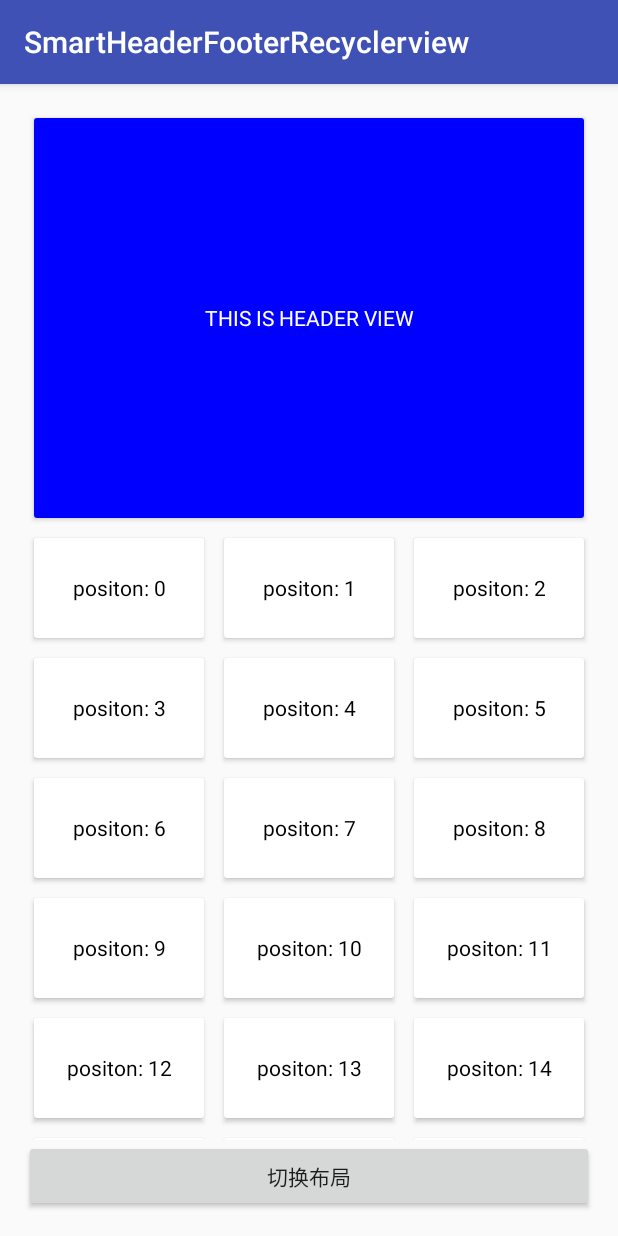
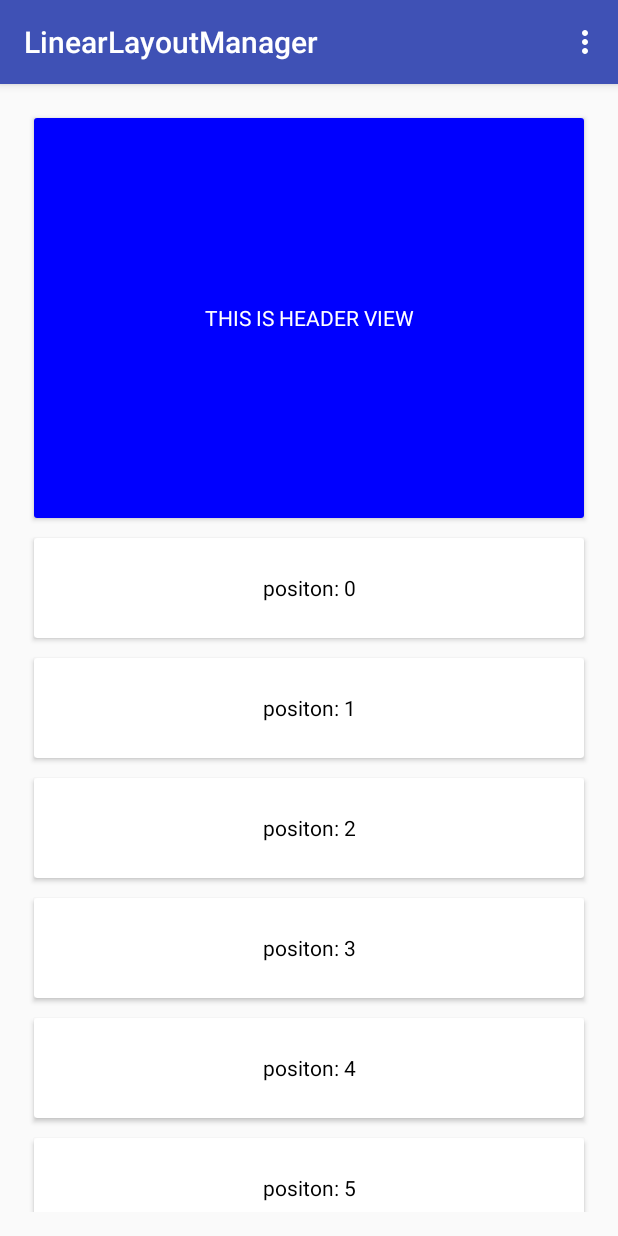
Before and after one commit to songhanghang/Smart-HeaderFooter-RecyclerView, an Android app: the screen it shows after launch (MainActivity), on a phone screen of 412 x 824 dp. Run offline under Robolectric (Android 15) with nearby library versions, the phone set to English and light mode, and no system bars.

Commit message:
支持 StaggeredGridLayoutManager 代码优化

```diff
--- a/app/src/main/java/com/headerfooter/songhang/smartheaderfooterrecyclerview/MainActivity.java
+++ b/app/src/main/java/com/headerfooter/songhang/smartheaderfooterrecyclerview/MainActivity.java
@@ -7,20 +7,23 @@ import android.support.v7.widget.CardView;
 import android.support.v7.widget.GridLayoutManager;
 import android.support.v7.widget.LinearLayoutManager;
 import android.support.v7.widget.RecyclerView;
+import android.support.v7.widget.StaggeredGridLayoutManager;
 import android.view.Gravity;
+import android.view.Menu;
+import android.view.MenuItem;
 import android.view.View;
 import android.view.ViewGroup;
-import android.widget.Button;
 import android.widget.FrameLayout;
 import android.widget.TextView;
 import android.widget.Toast;
 
 import com.headerfooter.songhang.library.SmartRecyclerAdapter;
 
-import org.w3c.dom.Text;
+import java.util.Random;
 
 public class MainActivity extends AppCompatActivity {
 
+    Random random = new Random(100);
     private RecyclerView recyclerView;
     private CardView headerView, footerView;
     private RecyclerView.Adapter adapter;
@@ -30,8 +33,16 @@ public class MainActivity extends AppCompatActivity {
         super.onCreate(savedInstanceState);
         setContentView(R.layout.activity_main);
         recyclerView = (RecyclerView) findViewById(R.id.recyclerview);
+        adapter = new RecyclerView.Adapter<ViewHolder>() {
 
-        adapter = new RecyclerView.Adapter<ViewHolder>() {
+            boolean isStaggered;
+
+            @Override
+            public void onAttachedToRecyclerView(RecyclerView recyclerView) {
+                super.onAttachedToRecyclerView(recyclerView);
+                isStaggered = recyclerView.getLayoutManager() instanceof StaggeredGridLayoutManager;
+            }
+
             @Override
             public ViewHolder onCreateViewHolder(ViewGroup parent, int viewType) {
                 CardView cardView = new CardView(MainActivity.this);
@@ -52,7 +63,15 @@ public class MainActivity extends AppCompatActivity {
 
             @Override
             public void onBindViewHolder(ViewHolder holder, int position) {
+                int[] heights = {300, 400, 500};
                 FrameLayout frameLayout = (FrameLayout) holder.itemView;
+                if (isStaggered) {
+                    ViewGroup.LayoutParams lp = holder.itemView.getLayoutParams();
+                    int height = heights[random.nextInt(3)];
+                    lp.height = height;
+                    holder.itemView.setLayoutParams(lp);
+                    holder.itemView.setBackgroundColor(Color.argb(255, random.nextInt(255), random.nextInt(255), random.nextInt(255)));
+                }
                 ((TextView) frameLayout.getChildAt(0)).setText("positon: " + position);
             }
 
@@ -63,14 +82,42 @@ public class MainActivity extends AppCompatActivity {
         };
 
         initHeadAndFooterView();
+        showLine();
+    }
 
-        GridLayoutManager linearLayoutManager = new GridLayoutManager(this, 3);
-        SmartRecyclerAdapter smartRecyclerAdapter = new SmartRecyclerAdapter(adapter);
-        smartRecyclerAdapter.setFooterView(footerView);
-        smartRecyclerAdapter.setHeaderView(headerView);
-        recyclerView.setLayoutManager(linearLayoutManager);
-        recyclerView.setAdapter(smartRecyclerAdapter);
+    @Override
+    public boolean onCreateOptionsMenu(Menu menu) {
+        // Inflate the menu; this adds items to the action bar if it is present.
+        getMenuInflater().inflate(R.menu.main, menu);
+        return true;
     }
+
+    @Override
+    public boolean onOptionsItemSelected(MenuItem item) {
+        // Handle action bar item clicks here. The action bar will
+        // automatically handle clicks on the Home/Up button, so long
+        // as you specify a parent activity in AndroidManifest.xml.
+        int id = item.getItemId();
+
+        //noinspection SimplifiableIfStatement
+        if (id == R.id.action_line) {
+            showLine();
+            return true;
+        }
+
+        if (id == R.id.action_grid) {
+            showGrid();
+            return true;
+        }
+
+        if (id == R.id.action_staggered) {
+            showStagger();
+            return true;
+        }
+
+        return super.onOptionsItemSelected(item);
+    }
+
 
     private void initHeadAndFooterView() {
         //header view
@@ -99,18 +146,9 @@ public class MainActivity extends AppCompatActivity {
         footerView.addView(footer);
     }
 
-    public void switchLayout(View view) {
-        if (recyclerView.getLayoutManager() instanceof GridLayoutManager) {
-            Toast.makeText(this, "LinearLayoutManager", Toast.LENGTH_SHORT).show();
-            LinearLayoutManager linearLayoutManager = new LinearLayoutManager(this);
-            SmartRecyclerAdapter smartRecyclerAdapter = new SmartRecyclerAdapter(adapter);
-            smartRecyclerAdapter.setFooterView(footerView);
-            smartRecyclerAdapter.setHeaderView(headerView);
-
-            recyclerView.setLayoutManager(linearLayoutManager);
-            recyclerView.setAdapter(smartRecyclerAdapter);
-        } else {
+    private void showGrid() {
         Toast.makeText(this, "GridLayoutManager", Toast.LENGTH_SHORT).show();
+        setTitle("GridLayoutManager");
         GridLayoutManager gridLayoutManager = new GridLayoutManager(this, 3);
         SmartRecyclerAdapter smartRecyclerAdapter = new SmartRecyclerAdapter(adapter);
         smartRecyclerAdapter.setFooterView(footerView);
@@ -119,6 +157,29 @@ public class MainActivity extends AppCompatActivity {
         recyclerView.setLayoutManager(gridLayoutManager);
         recyclerView.setAdapter(smartRecyclerAdapter);
     }
+
+    private void showLine() {
+        Toast.makeText(this, "LinerLayoutManager", Toast.LENGTH_SHORT).show();
+        setTitle("LinearLayoutManager");
+        LinearLayoutManager linearLayoutManager = new LinearLayoutManager(this);
+        SmartRecyclerAdapter smartRecyclerAdapter = new SmartRecyclerAdapter(adapter);
+        smartRecyclerAdapter.setFooterView(footerView);
+        smartRecyclerAdapter.setHeaderView(headerView);
+
+        recyclerView.setLayoutManager(linearLayoutManager);
+        recyclerView.setAdapter(smartRecyclerAdapter);
+    }
+
+
+    private void showStagger() {
+        Toast.makeText(this, "StaggeredGridLayoutManager", Toast.LENGTH_SHORT).show();
+        setTitle("StaggeredGridLayoutManager");
+        StaggeredGridLayoutManager staggeredGridLayoutManager = new StaggeredGridLayoutManager(4, StaggeredGridLayoutManager.VERTICAL);
+        SmartRecyclerAdapter smartRecyclerAdapter = new SmartRecyclerAdapter(adapter);
+        smartRecyclerAdapter.setFooterView(footerView);
+        smartRecyclerAdapter.setHeaderView(headerView);
+        recyclerView.setLayoutManager(staggeredGridLayoutManager);
+        recyclerView.setAdapter(smartRecyclerAdapter);
     }
 
     private class ViewHolder extends RecyclerView.ViewHolder {
--- a/app/src/main/res/layout/activity_main.xml
+++ b/app/src/main/res/layout/activity_main.xml
@@ -15,13 +15,4 @@
         android:layout_height="match_parent"
         android:layout_above="@+id/button">
     </android.support.v7.widget.RecyclerView>
-
-    <Button
-        android:id="@+id/button"
-        android:layout_width="match_parent"
-        android:layout_height="wrap_content"
-        android:text="切换布局"
-        android:layout_alignParentBottom="true"
-        android:onClick="switchLayout"
-        />
 </RelativeLayout>
--- /dev/null
+++ b/app/src/main/res/menu/main.xml
@@ -0,0 +1,19 @@
+<?xml version="1.0" encoding="utf-8"?>
+<menu xmlns:android="http://schemas.android.com/apk/res/android"
+    xmlns:app="http://schemas.android.com/apk/res-auto">
+    <item
+        android:id="@+id/action_line"
+        android:orderInCategory="100"
+        android:title="LinerLayoutManager"
+        app:showAsAction="never" />
+    <item
+        android:id="@+id/action_grid"
+        android:orderInCategory="100"
+        android:title="GridLayoutManager"
+        app:showAsAction="never" />
+    <item
+        android:id="@+id/action_staggered"
+        android:orderInCategory="100"
+        android:title="StaggeredGridLayoutManager"
+        app:showAsAction="never" />
+</menu>
```
Also changed, not shown: library/src/main/java/com/headerfooter/songhang/library/SmartRecyclerAdapter.java (+9 -3 lines). Lines whose indentation alone changed are shown as unchanged.
